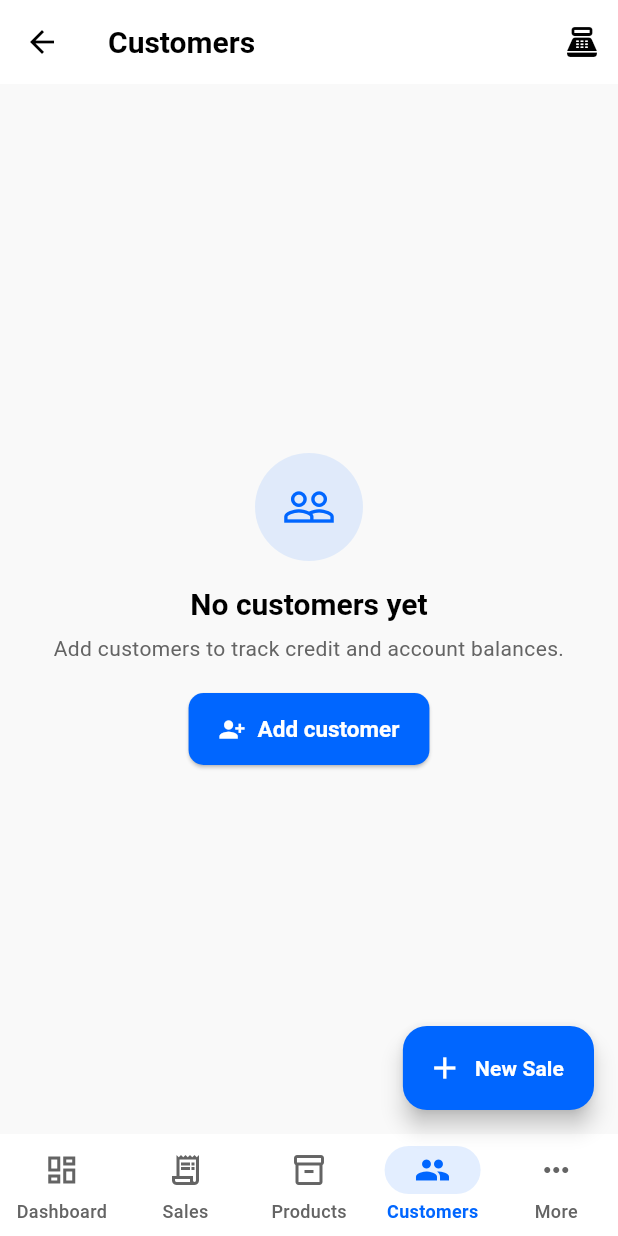
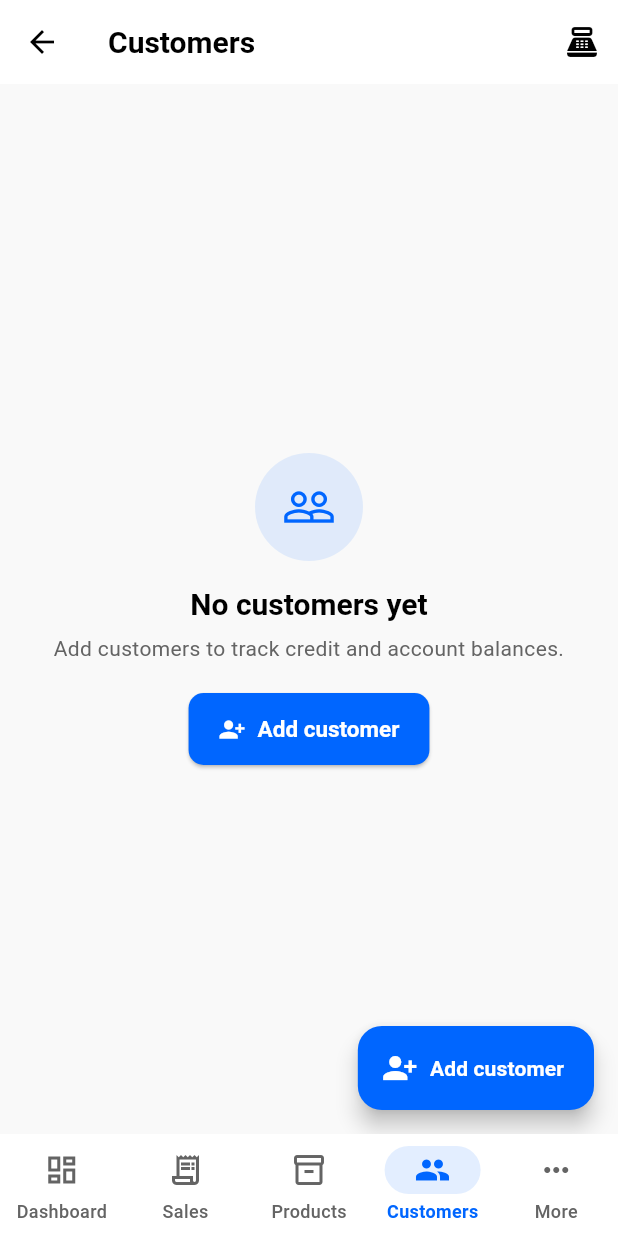
Before and after one commit to RiyasdeenAhmed/Mobile_POS, a Flutter app: the MainShell screen opened by its route, item 4 of the bottom bar chosen, on a phone screen of 412 x 824 dp. Run offline on Flutter 3.47's test engine with Material 3 defaults, Android fonts, the phone set to English and light mode, and no system bars; our stand-ins replace nested, sqflite; missing offline and left inert: cryptography, mobile_scanner; accounts and stored records are empty.

Commit message:
feat(ui): adaptive platform behaviour, dark auth screens and width-safe layouts

```diff
--- a/lib/app/main_shell.dart
+++ b/lib/app/main_shell.dart
@@ -35,8 +35,15 @@ class _MainShellState extends State<MainShell> {
       _ => const MoreScreen(),
     };
 
+    // Tabs that render their own chrome (app bar and FAB) stay in charge of
+    // their primary action: Add product on Products, Add customer on
+    // Customers. The shell keeps New Sale reachable from every other tab.
+    final screenOwnsChrome = _index == 2 || _index == 3;
+
     return Scaffold(
-      appBar: AppBar(
+      appBar: screenOwnsChrome
+          ? null
+          : AppBar(
               title: Text(_titles[_index]),
               actions: [
                 IconButton(
@@ -47,7 +54,7 @@ class _MainShellState extends State<MainShell> {
               ],
             ),
       body: body,
-      floatingActionButton: _index == 4
+      floatingActionButton: (screenOwnsChrome || _index == 4)
           ? null
           : FloatingActionButton.extended(
               onPressed: () => AppNavigator.toNewSale(context),
--- a/lib/core/theme/app_theme.dart
+++ b/lib/core/theme/app_theme.dart
@@ -1,9 +1,22 @@
+import 'package:flutter/cupertino.dart';
 import 'package:flutter/material.dart';
 import 'package:flutter/services.dart';
 
 import 'app_colors.dart';
 
 abstract final class QubeXCoreTheme {
+  /// Platform-correct page transitions: Android zoom (predictive-back
+  /// friendly), iOS Cupertino (interactive back-swipe).
+  static const PageTransitionsTheme _pageTransitions = PageTransitionsTheme(
+    builders: {
+      TargetPlatform.android: ZoomPageTransitionsBuilder(),
+      TargetPlatform.iOS: CupertinoPageTransitionsBuilder(),
+      TargetPlatform.linux: ZoomPageTransitionsBuilder(),
+      TargetPlatform.macOS: CupertinoPageTransitionsBuilder(),
+      TargetPlatform.windows: ZoomPageTransitionsBuilder(),
+    },
+  );
+
   static const ColorScheme _colorScheme = ColorScheme(
     brightness: Brightness.light,
     primary: QubeXCoreColors.primaryBlue,
@@ -50,6 +63,7 @@ abstract final class QubeXCoreTheme {
     );
 
     return base.copyWith(
+      pageTransitionsTheme: _pageTransitions,
       appBarTheme: AppBarTheme(
         backgroundColor: Colors.white,
         foregroundColor: QubeXCoreColors.qubexBlack,
--- a/lib/features/categories/presentation/categories_screen.dart
+++ b/lib/features/categories/presentation/categories_screen.dart
@@ -55,7 +55,7 @@ class _CategoriesScreenState extends State<CategoriesScreen> {
     String? parentUuid = existing?.parentId?.toString();
 
     final categories = _categories ?? const <Category>[];
-    final shouldSave = await showDialog<bool>(
+    final shouldSave = await showAdaptiveDialog<bool>(
       context: context,
       builder: (dialogContext) {
         String? nameError;
@@ -148,7 +148,7 @@ class _CategoriesScreenState extends State<CategoriesScreen> {
   }
 
   Future<void> _archive(Category category) async {
-    final confirmed = await showDialog<bool>(
+    final confirmed = await showAdaptiveDialog<bool>(
       context: context,
       builder: (dialogContext) => AlertDialog(
         title: Text('Archive ${category.name}?'),
--- a/lib/features/customers/presentation/customer_account_screen.dart
+++ b/lib/features/customers/presentation/customer_account_screen.dart
@@ -62,7 +62,7 @@ class _CustomerAccountScreenState extends State<CustomerAccountScreen> {
   Future<void> _recordRepayment(Customer customer) async {
     final amountController = TextEditingController();
     String method = 'Cash';
-    final confirmed = await showDialog<bool>(
+    final confirmed = await showAdaptiveDialog<bool>(
       context: context,
       builder: (dialogContext) => StatefulBuilder(
         builder: (dialogContext, setDialogState) => AlertDialog(
--- a/lib/features/customers/presentation/customers_screen.dart
+++ b/lib/features/customers/presentation/customers_screen.dart
@@ -34,7 +34,7 @@ class _CustomersScreenState extends State<CustomersScreen> {
   }
 
   Future<void> _archive(Customer customer) async {
-    final confirmed = await showDialog<bool>(
+    final confirmed = await showAdaptiveDialog<bool>(
       context: context,
       builder: (dialogContext) => AlertDialog(
         title: Text('Archive ${customer.name}?'),
@@ -73,9 +73,30 @@ class _CustomersScreenState extends State<CustomersScreen> {
     );
   }
 
+  Future<void> _addCustomer() async {
+    final added = await AppNavigator.toCustomerForm(context);
+    if (added == true) _reload();
+  }
+
   @override
   Widget build(BuildContext context) {
-    return FutureBuilder<List<Customer>>(
+    return Scaffold(
+      appBar: AppBar(
+        title: const Text('Customers'),
+        actions: [
+          IconButton(
+            tooltip: 'New Sale',
+            icon: const Icon(Icons.point_of_sale),
+            onPressed: () => AppNavigator.toNewSale(context),
+          ),
+        ],
+      ),
+      floatingActionButton: FloatingActionButton.extended(
+        onPressed: _addCustomer,
+        icon: const Icon(Icons.person_add_alt_1),
+        label: const Text('Add customer'),
+      ),
+      body: FutureBuilder<List<Customer>>(
         future: _future,
         builder: (context, snapshot) {
           final customers = snapshot.data ?? const <Customer>[];
@@ -85,10 +106,7 @@ class _CustomersScreenState extends State<CustomersScreen> {
               title: 'No customers yet',
               message: 'Add customers to track credit and account balances.',
               action: ElevatedButton.icon(
-              onPressed: () async {
-                final added = await AppNavigator.toCustomerForm(context);
-                if (added == true) _reload();
-              },
+                onPressed: _addCustomer,
                 icon: const Icon(Icons.person_add_alt_1),
                 label: const Text('Add customer'),
               ),
@@ -101,9 +119,9 @@ class _CustomersScreenState extends State<CustomersScreen> {
               final customer = customers[index];
               return ListTile(
                 leading: CircleAvatar(
-                child: Text(
-                  customer.name.isEmpty ? '?' : customer.name[0].toUpperCase(),
-                ),
+                  child: Text(customer.name.isEmpty
+                      ? '?'
+                      : customer.name[0].toUpperCase()),
                 ),
                 title: Text(customer.name),
                 subtitle: Text(customer.phone ?? 'No phone'),
@@ -132,6 +150,7 @@ class _CustomersScreenState extends State<CustomersScreen> {
             },
           );
         },
+      ),
     );
   }
 }
--- a/lib/features/dashboard/presentation/more_screen.dart
+++ b/lib/features/dashboard/presentation/more_screen.dart
@@ -9,7 +9,7 @@ class MoreScreen extends StatelessWidget {
 
   void _confirmSignOut(BuildContext context) {
     final session = context.read<StaffSession>();
-    showDialog<void>(
+    showAdaptiveDialog<void>(
       context: context,
       builder: (dialogContext) => AlertDialog(
         title: const Text('Sign out'),
--- a/lib/features/pos/presentation/cart_screen.dart
+++ b/lib/features/pos/presentation/cart_screen.dart
@@ -53,7 +53,7 @@ class _CartScreenState extends State<CartScreen> {
               : '${item.discountMinor ~/ 100}.${item.discountMinor % 100}'),
     );
     int? saved;
-    final ok = await showDialog<bool>(
+    final ok = await showAdaptiveDialog<bool>(
       context: context,
       builder: (dialogContext) => AlertDialog(
         title: Text('Discount — ${item.productName}'),
--- a/lib/features/settings/presentation/settings_screen.dart
+++ b/lib/features/settings/presentation/settings_screen.dart
@@ -234,7 +234,7 @@ class _SettingsScreenState extends State<SettingsScreen> {
                     ),
                     validator: _taxValidator,
                   ),
-                  SwitchListTile(
+                  SwitchListTile.adaptive(
                     contentPadding: EdgeInsets.zero,
                     title: const Text('Allow negative stock'),
                     subtitle: const Text(
@@ -260,7 +260,7 @@ class _SettingsScreenState extends State<SettingsScreen> {
                     ),
                   ),
                   const SizedBox(height: 12),
-                  SwitchListTile(
+                  SwitchListTile.adaptive(
                     contentPadding: EdgeInsets.zero,
                     title: const Text('Printer enabled'),
                     subtitle: const Text(
@@ -271,7 +271,7 @@ class _SettingsScreenState extends State<SettingsScreen> {
                       setState(() => _printerEnabled = value);
                     },
                   ),
-                  SwitchListTile(
+                  SwitchListTile.adaptive(
                     contentPadding: EdgeInsets.zero,
                     title: const Text('Auto-print receipts'),
                     subtitle: const Text(
--- a/lib/features/staff/presentation/staff_management_screen.dart
+++ b/lib/features/staff/presentation/staff_management_screen.dart
@@ -75,7 +75,7 @@ class _StaffManagementScreenState extends State<StaffManagementScreen> {
 
   Future<void> _promptResetPin(StaffUser user) async {
     final controller = TextEditingController();
-    final pin = await showDialog<String>(
+    final pin = await showAdaptiveDialog<String>(
       context: context,
       builder: (dialogContext) => AlertDialog(
         title: Text('Reset PIN for ${user.displayName}'),
@@ -208,7 +208,7 @@ class _StaffManagementScreenState extends State<StaffManagementScreen> {
     final pinController = TextEditingController();
     var role = 'cashier';
 
-    final shouldSave = await showDialog<bool>(
+    final shouldSave = await showAdaptiveDialog<bool>(
       context: context,
       builder: (dialogContext) => StatefulBuilder(
         builder: (context, setDialogState) => AlertDialog(
```
Also changed, not shown: lib/app/bootstrap_screen.dart (+11 -2 lines), lib/features/auth/presentation/login_screen.dart (+12 -3 lines), lib/features/products/presentation/products_screen.dart (+6 -1 lines), 4 other files. Lines whose indentation alone changed are shown as unchanged.
